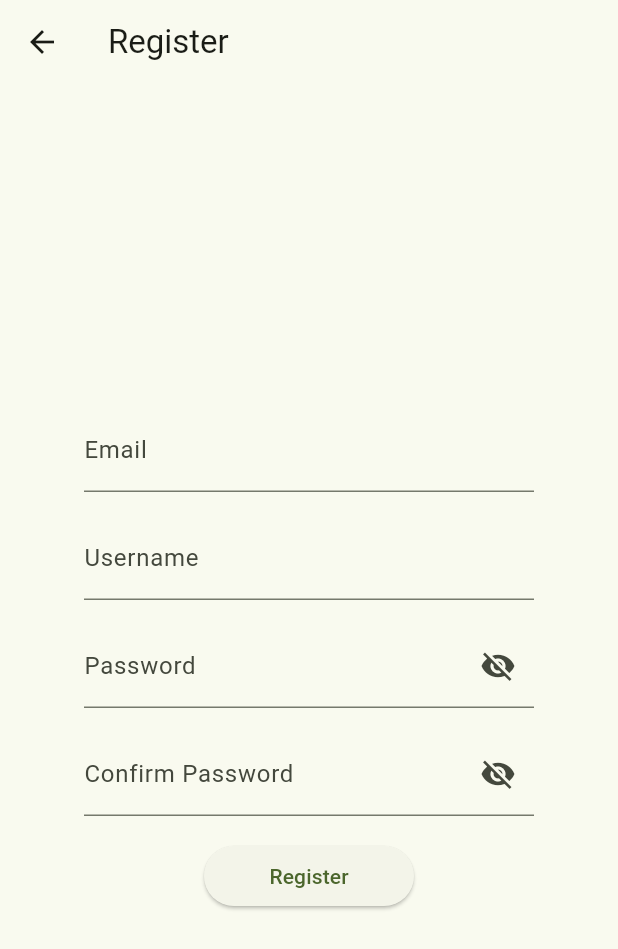
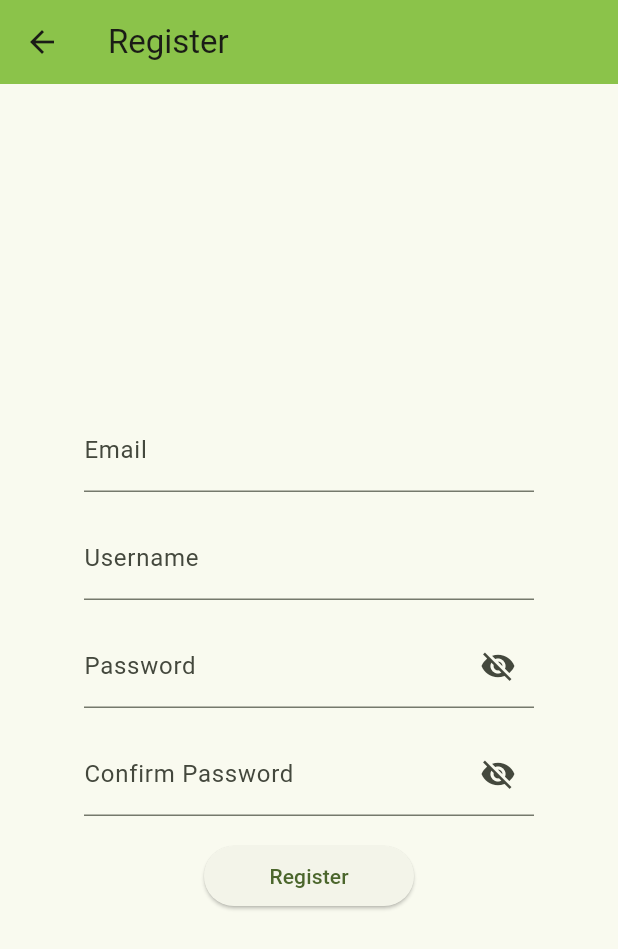
Before and after one commit to Jocelyn-JE/MyTrello, a Flutter app: the HomeScreen screen opened directly, after a tap on the "logout" icon, after a tap on "Register", on a phone screen of 412 x 824 dp. Shown: the top 949 px of the screen. Run offline on Flutter 3.47's test engine with Material 3 defaults, Android fonts, the phone set to English and light mode, and no system bars; our stand-ins replace flutter_dotenv, shared_preferences; accounts and stored records are empty; network calls fail.

Commit message:
💄 Update app bar styles in login, register, board creation, and home screens for consistency

```diff
--- a/frontend/lib/board_creation_screen.dart
+++ b/frontend/lib/board_creation_screen.dart
@@ -121,7 +121,11 @@ class _BoardCreationScreenState extends State<BoardCreationScreen> {
   @override
   Widget build(BuildContext context) {
     return Scaffold(
-      appBar: AppBar(title: const Text('Create Board')),
+      appBar: AppBar(
+        title: const Text('Create Board'),
+        backgroundColor: Colors.lightGreen,
+        shadowColor: Colors.grey,
+      ),
       body: Padding(
         padding: const EdgeInsets.all(16.0),
         child: Column(
--- a/frontend/lib/home_screen.dart
+++ b/frontend/lib/home_screen.dart
@@ -75,6 +75,8 @@ class _HomeScreenState extends State<HomeScreen> {
             },
           ),
         ],
+        backgroundColor: Colors.lightGreen,
+        shadowColor: Colors.grey,
       ),
       body: RefreshIndicator(onRefresh: _refreshBoards, child: _buildBody()),
       floatingActionButton: FloatingActionButton(
@@ -196,10 +198,7 @@ class _HomeScreenState extends State<HomeScreen> {
         ),
         trailing: const Icon(Icons.arrow_forward_ios),
         onTap: () {
-          // TODO: Navigate to board detail screen
-          ScaffoldMessenger.of(context).showSnackBar(
-            SnackBar(content: Text('Opened board: ${board.title}')),
-          );
+          Navigator.pushNamed(context, '/board/${board.id}');
         },
       ),
     );
--- a/frontend/lib/login_screen.dart
+++ b/frontend/lib/login_screen.dart
@@ -102,7 +102,11 @@ class _LoginScreenState extends State<LoginScreen> {
   @override
   Widget build(BuildContext context) {
     return Scaffold(
-      appBar: AppBar(title: const Text('Login')),
+      appBar: AppBar(
+        title: const Text('Login'),
+        backgroundColor: Colors.lightGreen,
+        shadowColor: Colors.grey,
+      ),
       body: SafeArea(
         child: Center(
           child: Padding(
--- a/frontend/lib/register_screen.dart
+++ b/frontend/lib/register_screen.dart
@@ -91,7 +91,11 @@ class _RegisterScreenState extends State<RegisterScreen> {
   @override
   Widget build(BuildContext context) {
     return Scaffold(
-      appBar: AppBar(title: const Text('Register')),
+      appBar: AppBar(
+        title: const Text('Register'),
+        backgroundColor: Colors.lightGreen,
+        shadowColor: Colors.grey,
+      ),
       body: SafeArea(
         child: Center(
           child: Padding(
```
